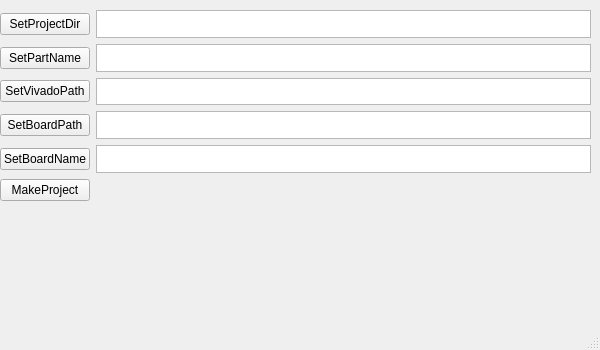
Qt form MainWindowUI_v1_00.ui (snu-quiqcl/Vivado_prj_manager) before a commit.
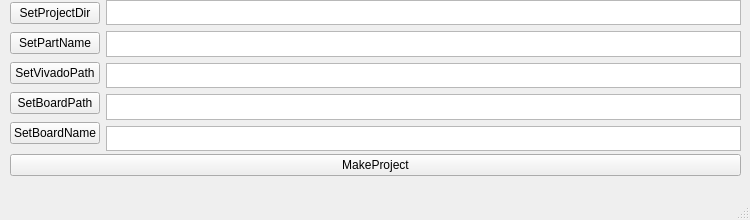
The same form after that commit.

```diff
--- a/MainWindowUI_v1_00.ui
+++ b/MainWindowUI_v1_00.ui
@@ -6,14 +6,14 @@
    <rect>
     <x>0</x>
     <y>0</y>
-    <width>600</width>
-    <height>350</height>
+    <width>750</width>
+    <height>220</height>
    </rect>
   </property>
   <property name="minimumSize">
    <size>
-    <width>600</width>
-    <height>350</height>
+    <width>750</width>
+    <height>220</height>
    </size>
   </property>
   <property name="baseSize">
@@ -29,56 +29,23 @@
    <widget class="QWidget" name="gridLayoutWidget">
     <property name="geometry">
      <rect>
-      <x>0</x>
-      <y>10</y>
-      <width>591</width>
-      <height>191</height>
+      <x>10</x>
+      <y>0</y>
+      <width>731</width>
+      <height>151</height>
      </rect>
     </property>
-    <layout class="QGridLayout" name="gridLayout">
-     <property name="sizeConstraint">
-      <enum>QLayout::SetDefaultConstraint</enum>
-     </property>
-     <item row="2" column="0">
-      <widget class="QPushButton" name="pushButton">
-       <property name="minimumSize">
-        <size>
-         <width>9</width>
-         <height>2</height>
-        </size>
-       </property>
-       <property name="baseSize">
-        <size>
-         <width>9</width>
-         <height>2</height>
-        </size>
-       </property>
-       <property name="text">
-        <string>SetVivadoPath</string>
-       </property>
-      </widget>
-     </item>
-     <item row="3" column="0">
-      <widget class="QPushButton" name="pushButton_2">
-       <property name="minimumSize">
-        <size>
-         <width>9</width>
-         <height>2</height>
-        </size>
-       </property>
-       <property name="baseSize">
-        <size>
-         <width>9</width>
-         <height>2</height>
-        </size>
-       </property>
-       <property name="text">
-        <string>SetBoardPath</string>
-       </property>
-      </widget>
-     </item>
-     <item row="0" column="0">
+    <layout class="QHBoxLayout" name="horizontalLayout_2">
+     <item>
+      <layout class="QVBoxLayout" name="verticalLayout_3">
+       <item>
       <widget class="QPushButton" name="SetProjectDir">
+         <property name="sizePolicy">
+          <sizepolicy hsizetype="Preferred" vsizetype="Fixed">
+           <horstretch>12</horstretch>
+           <verstretch>0</verstretch>
+          </sizepolicy>
+         </property>
        <property name="minimumSize">
         <size>
          <width>9</width>
@@ -96,27 +63,14 @@
        </property>
       </widget>
      </item>
-     <item row="2" column="2">
-      <widget class="QTextBrowser" name="VivadoPath">
-       <property name="minimumSize">
-        <size>
-         <width>15</width>
-         <height>1</height>
-        </size>
-       </property>
-       <property name="baseSize">
-        <size>
-         <width>15</width>
-         <height>1</height>
-        </size>
-       </property>
-       <property name="readOnly">
-        <bool>true</bool>
-       </property>
-      </widget>
-     </item>
-     <item row="1" column="0">
+       <item>
       <widget class="QPushButton" name="SetPartName">
+         <property name="sizePolicy">
+          <sizepolicy hsizetype="Preferred" vsizetype="Fixed">
+           <horstretch>12</horstretch>
+           <verstretch>0</verstretch>
+          </sizepolicy>
+         </property>
        <property name="minimumSize">
         <size>
          <width>9</width>
@@ -134,8 +88,115 @@
        </property>
       </widget>
      </item>
-     <item row="1" column="2">
+       <item>
+        <widget class="QPushButton" name="pushButton">
+         <property name="sizePolicy">
+          <sizepolicy hsizetype="Preferred" vsizetype="Fixed">
+           <horstretch>12</horstretch>
+           <verstretch>0</verstretch>
+          </sizepolicy>
+         </property>
+         <property name="minimumSize">
+          <size>
+           <width>9</width>
+           <height>2</height>
+          </size>
+         </property>
+         <property name="baseSize">
+          <size>
+           <width>9</width>
+           <height>2</height>
+          </size>
+         </property>
+         <property name="text">
+          <string>SetVivadoPath</string>
+         </property>
+        </widget>
+       </item>
+       <item>
+        <widget class="QPushButton" name="pushButton_2">
+         <property name="sizePolicy">
+          <sizepolicy hsizetype="Preferred" vsizetype="Fixed">
+           <horstretch>12</horstretch>
+           <verstretch>0</verstretch>
+          </sizepolicy>
+         </property>
+         <property name="minimumSize">
+          <size>
+           <width>9</width>
+           <height>2</height>
+          </size>
+         </property>
+         <property name="baseSize">
+          <size>
+           <width>9</width>
+           <height>2</height>
+          </size>
+         </property>
+         <property name="text">
+          <string>SetBoardPath</string>
+         </property>
+        </widget>
+       </item>
+       <item>
+        <widget class="QPushButton" name="pushButton_3">
+         <property name="sizePolicy">
+          <sizepolicy hsizetype="Preferred" vsizetype="Fixed">
+           <horstretch>12</horstretch>
+           <verstretch>0</verstretch>
+          </sizepolicy>
+         </property>
+         <property name="minimumSize">
+          <size>
+           <width>9</width>
+           <height>2</height>
+          </size>
+         </property>
+         <property name="baseSize">
+          <size>
+           <width>9</width>
+           <height>2</height>
+          </size>
+         </property>
+         <property name="text">
+          <string>SetBoardName</string>
+         </property>
+        </widget>
+       </item>
+      </layout>
+     </item>
+     <item>
+      <layout class="QVBoxLayout" name="verticalLayout_4">
+       <item>
+        <widget class="QTextBrowser" name="ProjectDir">
+         <property name="sizePolicy">
+          <sizepolicy hsizetype="Expanding" vsizetype="Fixed">
+           <horstretch>30</horstretch>
+           <verstretch>2</verstretch>
+          </sizepolicy>
+         </property>
+         <property name="minimumSize">
+          <size>
+           <width>30</width>
+           <height>1</height>
+          </size>
+         </property>
+         <property name="baseSize">
+          <size>
+           <width>30</width>
+           <height>1</height>
+          </size>
+         </property>
+        </widget>
+       </item>
+       <item>
       <widget class="QTextBrowser" name="PartName">
+         <property name="sizePolicy">
+          <sizepolicy hsizetype="Expanding" vsizetype="Fixed">
+           <horstretch>30</horstretch>
+           <verstretch>2</verstretch>
+          </sizepolicy>
+         </property>
        <property name="minimumSize">
         <size>
          <width>15</width>
@@ -153,8 +214,39 @@
        </property>
       </widget>
      </item>
-     <item row="3" column="2">
+       <item>
+        <widget class="QTextBrowser" name="VivadoPath">
+         <property name="sizePolicy">
+          <sizepolicy hsizetype="Expanding" vsizetype="Fixed">
+           <horstretch>30</horstretch>
+           <verstretch>2</verstretch>
+          </sizepolicy>
+         </property>
+         <property name="minimumSize">
+          <size>
+           <width>15</width>
+           <height>1</height>
+          </size>
+         </property>
+         <property name="baseSize">
+          <size>
+           <width>15</width>
+           <height>1</height>
+          </size>
+         </property>
+         <property name="readOnly">
+          <bool>true</bool>
+         </property>
+        </widget>
+       </item>
+       <item>
       <widget class="QTextBrowser" name="BoardPath">
+         <property name="sizePolicy">
+          <sizepolicy hsizetype="Expanding" vsizetype="Fixed">
+           <horstretch>30</horstretch>
+           <verstretch>2</verstretch>
+          </sizepolicy>
+         </property>
        <property name="minimumSize">
         <size>
          <width>15</width>
@@ -175,31 +267,14 @@
        </property>
       </widget>
      </item>
-     <item row="0" column="2">
-      <widget class="QTextBrowser" name="ProjectDir">
-       <property name="minimumSize">
-        <size>
-         <width>15</width>
-         <height>1</height>
-        </size>
-       </property>
-       <property name="baseSize">
-        <size>
-         <width>15</width>
-         <height>1</height>
-        </size>
-       </property>
-      </widget>
-     </item>
-     <item row="4" column="0">
-      <widget class="QPushButton" name="pushButton_3">
-       <property name="text">
-        <string>SetBoardName</string>
-       </property>
-      </widget>
-     </item>
-     <item row="4" column="2">
+       <item>
       <widget class="QTextBrowser" name="BoardName">
+         <property name="sizePolicy">
+          <sizepolicy hsizetype="Expanding" vsizetype="Fixed">
+           <horstretch>30</horstretch>
+           <verstretch>2</verstretch>
+          </sizepolicy>
+         </property>
        <property name="minimumSize">
         <size>
          <width>15</width>
@@ -217,8 +292,40 @@
        </property>
       </widget>
      </item>
-     <item row="5" column="0">
+      </layout>
+     </item>
+    </layout>
+   </widget>
+   <widget class="QWidget" name="horizontalLayoutWidget_2">
+    <property name="geometry">
+     <rect>
+      <x>10</x>
+      <y>150</y>
+      <width>731</width>
+      <height>31</height>
+     </rect>
+    </property>
+    <layout class="QHBoxLayout" name="horizontalLayout_3">
+     <item>
       <widget class="QPushButton" name="MakeProject">
+       <property name="sizePolicy">
+        <sizepolicy hsizetype="Expanding" vsizetype="Fixed">
+         <horstretch>12</horstretch>
+         <verstretch>2</verstretch>
+        </sizepolicy>
+       </property>
+       <property name="minimumSize">
+        <size>
+         <width>9</width>
+         <height>0</height>
+        </size>
+       </property>
+       <property name="baseSize">
+        <size>
+         <width>9</width>
+         <height>2</height>
+        </size>
+       </property>
        <property name="text">
         <string>MakeProject</string>
        </property>
```
Left out of the diff: 4 changed lines with no effect on the pictures. Lines whose indentation alone changed are shown as unchanged.
